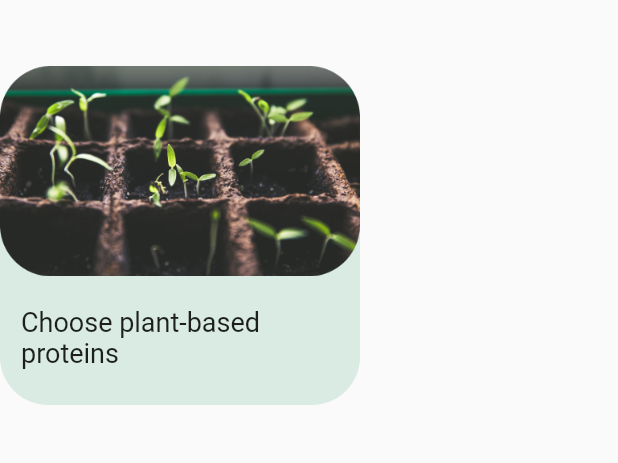
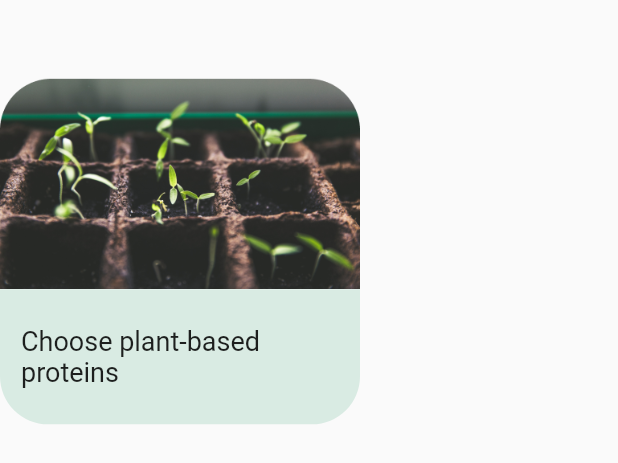
Before and after one commit to TheNewReducers/flutter_app, a Flutter app: the TippCard widget shown alone on an empty page, opened directly with sample values from the repository, on a phone screen of 412 x 824 dp. Shown: the top 463 px of the screen. Run offline on Flutter 3.47's test engine with Material 2 defaults, Android fonts, the phone set to English and light mode, and no system bars; our stand-ins replace camera, fl_chart, flutter_animate, persistent_bottom_nav_bar, pie_chart, share_plus and 1 more; accounts and stored records are empty.

Commit message:
tipps workin

```diff
--- a/lib/components/custom_image_card.dart
+++ b/lib/components/custom_image_card.dart
@@ -1,45 +1,31 @@
 import 'package:flutter/material.dart';
 
 class CustomImageCard extends StatelessWidget {
-  const CustomImageCard({super.key, required this.image, required this.child, this.onTap, required this.color});
+  const CustomImageCard({super.key, required this.image, required this.child, this.onTap, required this.color, required this.width});
 
   final ImageProvider image;
   final Color color;
   final Widget child;
   final VoidCallback? onTap;
+  final double width;
 
   @override
   Widget build(BuildContext context) {
-    const imageHeight = 180.0;
-
     return InkWell(
       onTap: onTap,
-      child: SizedBox(
-        width: 240,
-        height: 320,
-        child: Stack(
+      child: SingleChildScrollView(child: Column(
         children: [
-            Column(
-              children: [
-                const SizedBox(height: imageHeight - 46),
+          Image(image: image, width: width),
           Container(
             decoration: BoxDecoration(
               color: color,
               borderRadius: const BorderRadius.only(bottomLeft: Radius.circular(32), bottomRight: Radius.circular(32))
             ),
-                  child: Column(
-                    children: [
-                      const SizedBox(height: 46),
-                      child
+            width: width,
+            child: child,
+          )
         ],
-                  )
-                ),
-              ],
-            ),
-            Positioned(child: Image(image: image), top: 0, left: 0, right: 0,)
-          ],
-        ),
-      )
+      ))
     );
   }
 }
--- a/lib/components/tipp_card.dart
+++ b/lib/components/tipp_card.dart
@@ -26,10 +26,12 @@ class TippCard extends StatelessWidget {
   @override
   Widget build(BuildContext context) {
     return Hero(tag: Key("tipp:${tipp.imagePath}"), child: CustomImageCard(
+      width: 240,
       image: AssetImage(tipp.imagePath),
       onTap: () => openOverlay(context),
       color: AppColor.cardGreen,
       child: Container(
+        width: 240,
         height: 90,
         padding: const EdgeInsets.symmetric(horizontal: 14),
         child: Row(
```
Also changed, not shown: lib/dialog/tipp_dialog.dart (+41 -17 lines), assets/images/canned.png, assets/images/chicken.png, assets/images/milk.png, assets/images/organic.png, assets/images/plantbased.png, assets/images/sausage.png, assets/images/seasonal.png, assets/images/trash.png, assets/images/water.png. Lines whose indentation alone changed are shown as unchanged.
